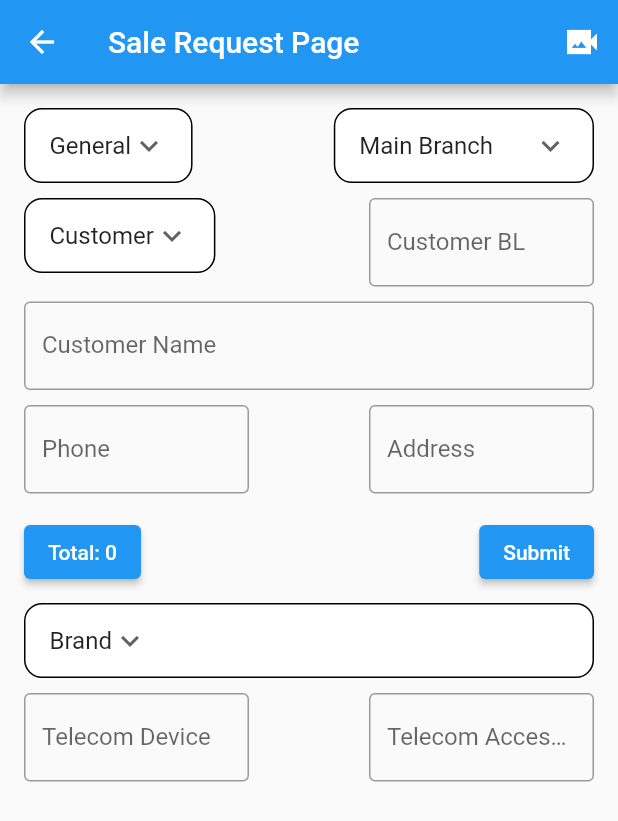
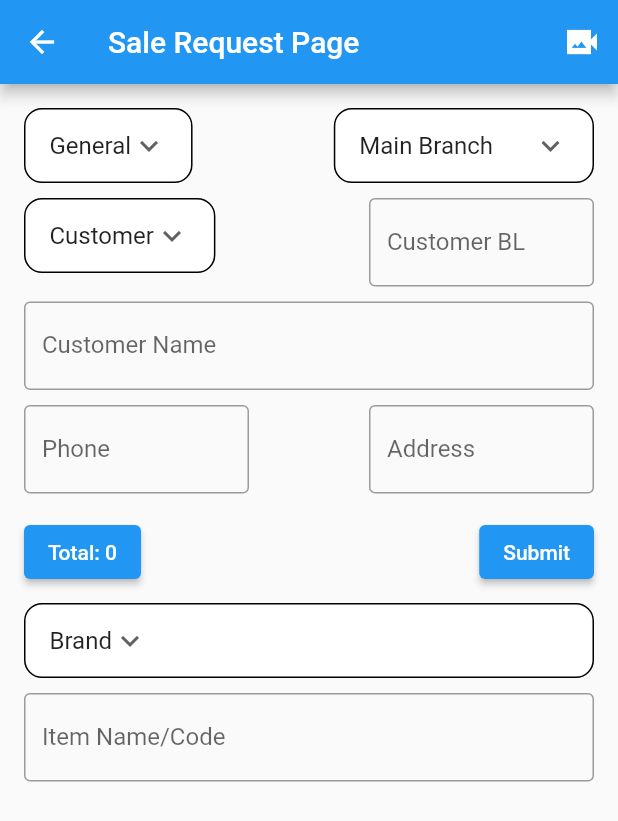
Before and after one commit to atik-sabuj/client_app, a Flutter app: the SaleRequestPage screen opened directly, on a phone screen of 412 x 824 dp. Shown: the top 821 px of the screen. Run offline on Flutter 3.47's test engine with Material 2 defaults, Android fonts, the phone set to English and light mode, and no system bars.

Commit message:
Sale Request Product #12

```diff
--- a/lib/pages/sale_req_page.dart
+++ b/lib/pages/sale_req_page.dart
@@ -288,30 +288,20 @@ class _SaleRequestPageState extends State<SaleRequestPage> {
                 height: 10,
               ),
               Row(
-                mainAxisAlignment: MainAxisAlignment.spaceBetween,
+                mainAxisAlignment: MainAxisAlignment.start,
                 crossAxisAlignment: CrossAxisAlignment.start,
                 children: [
-                  Container(
+                  Expanded(
+                    child: Container(
                       width: 150,
                       child: TextFormField(
                         decoration: const InputDecoration(
-                        hintText: 'Device',
-                        labelText: 'Telecom Device',
+                          hintText: 'Enter Name/Code',
+                          labelText: 'Item Name/Code',
                           border: OutlineInputBorder(
                               borderSide:
                               const BorderSide(color: Colors.blue, width: 1)),
                         ),
-                    ),
-                  ),
-                  Container(
-                    width: 150,
-                    child: TextFormField(
-                      decoration: const InputDecoration(
-                        hintText: 'Accessories',
-                        labelText: 'Telecom Accessories',
-                        border: OutlineInputBorder(
-                            borderSide:
-                            const BorderSide(color: Colors.blue, width: 1)),
                       ),
                     ),
                   ),
```
Lines whose indentation alone changed are shown as unchanged.
